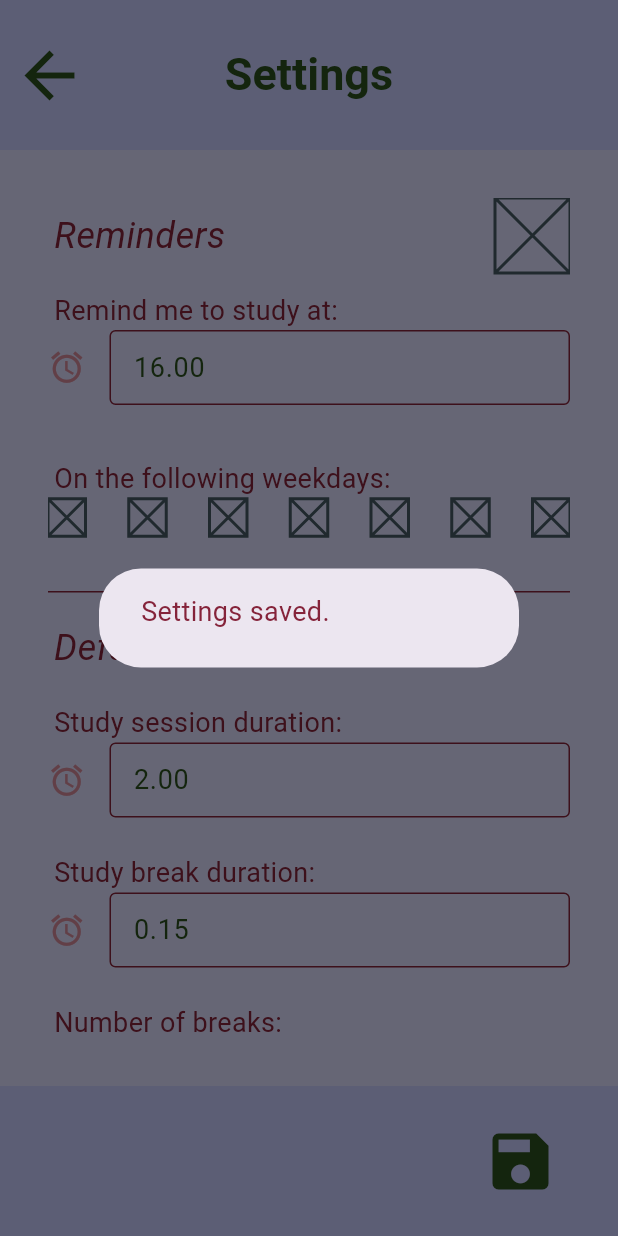
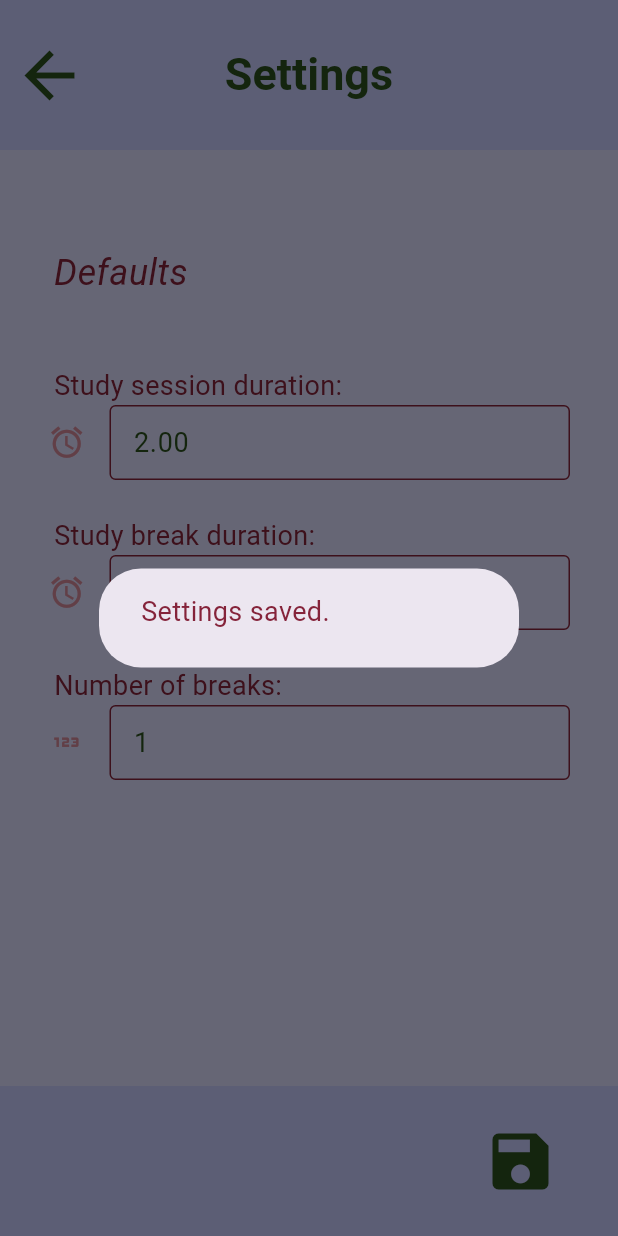
Before and after one commit to Etex99/procrastinot_prototype, a Flutter app: the SettingsView screen opened by its route, after a tap on the "save" icon, on a phone screen of 412 x 824 dp. Run offline on Flutter 3.47's test engine with Material 3 defaults, Android fonts, the phone set to English and light mode, and no system bars; our stand-ins replace shared_preferences; accounts and stored records are empty.

Commit message:
removed reminders from settings page.

```diff
--- a/lib/components/settings_form.dart
+++ b/lib/components/settings_form.dart
@@ -13,7 +13,6 @@ class SettingsForm extends StatefulWidget {
 
 class _SettingsFormState extends State<SettingsForm> {
   bool valuesFetched = false;
-  TextEditingController notificationTimeC = TextEditingController();
   TextEditingController studyTimeC = TextEditingController();
   TextEditingController breakTimeC = TextEditingController();
   TextEditingController numberBreaksC = TextEditingController();
@@ -27,7 +26,6 @@ class _SettingsFormState extends State<SettingsForm> {
   @override
   void dispose() {
     super.dispose();
-    notificationTimeC.dispose();
     studyTimeC.dispose();
     breakTimeC.dispose();
     numberBreaksC.dispose();
@@ -35,8 +33,6 @@ class _SettingsFormState extends State<SettingsForm> {
 
   void _initTextControllers() async {
     InternalStorageHandler i = InternalStorageHandler();
-    notificationTimeC = TextEditingController(
-        text: MyFormatter.timeOfDayToString(await i.getNotificationTime()));
     studyTimeC = TextEditingController(
         text: MyFormatter.durationToString(await i.getDefaultStudyDuration()));
     breakTimeC = TextEditingController(
@@ -53,53 +49,9 @@ class _SettingsFormState extends State<SettingsForm> {
       return const Center(child: MyBodyText(text: "Loading..."));
     }
 
-    Column selectDays = const Column(
-      crossAxisAlignment: CrossAxisAlignment.start,
-      mainAxisAlignment: MainAxisAlignment.center,
+    return ListView(
+      itemExtent: 100,
       children: [
-        MyBodyText(text: 'On the following weekdays:'),
-        Row(
-          children: [
-            SizedBox(width: 25.0, height: 25.0, child: Placeholder()),
-            Spacer(flex: 1),
-            SizedBox(width: 25.0, height: 25.0, child: Placeholder()),
-            Spacer(flex: 1),
-            SizedBox(width: 25.0, height: 25.0, child: Placeholder()),
-            Spacer(flex: 1),
-            SizedBox(width: 25.0, height: 25.0, child: Placeholder()),
-            Spacer(flex: 1),
-            SizedBox(width: 25.0, height: 25.0, child: Placeholder()),
-            Spacer(flex: 1),
-            SizedBox(width: 25.0, height: 25.0, child: Placeholder()),
-            Spacer(flex: 1),
-            SizedBox(width: 25.0, height: 25.0, child: Placeholder())
-          ],
-        ),
-      ],
-    );
-
-    return ListView(
-      itemExtentBuilder: (index, _) {
-        if ((index == 0) | (index == 4)) return 50;
-        if (index == 3) return 25;
-        return 100;
-      },
-      children: [
-        const Row(
-          crossAxisAlignment: CrossAxisAlignment.center,
-          children: [
-            MySubtitle(text: 'Reminders'),
-            Spacer(flex: 1),
-            SizedBox(width: 50.0, height: 50.0, child: Placeholder()),
-          ],
-        ),
-        SelectTimeField(
-          labelText: 'Remind me to study at:',
-          hintText: '16.00',
-          controller: notificationTimeC,
-          valueChanged: (String s) => InternalStorageHandler.tempSettingsFormValues[InternalStorageHandler.NOTIFICATION_TIME] = s,),
-        selectDays,
-        const Divider(color: MyTheme.PRIMARY_COLOR),
         const Align(
             alignment: Alignment.centerLeft,
             child: MySubtitle(text: 'Defaults')),
```
